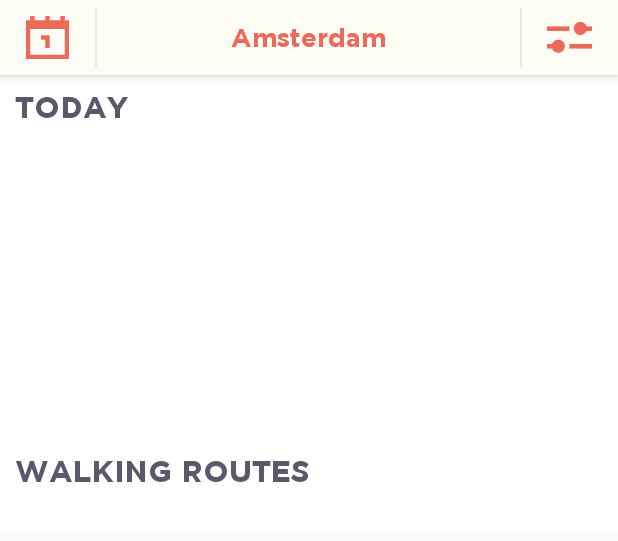
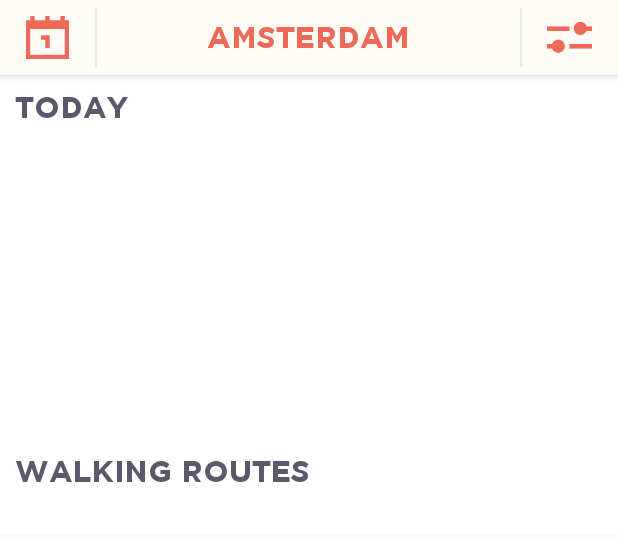
Before and after one commit to nevrborn/Wroute, an Android app: the MainActivity screen opened directly, with no data from a screen before it, on a phone screen of 412 x 824 dp, the part 90-631 px from its top. Run offline under Robolectric (Android 15) with nearby library versions, the phone set to English and light mode, and no system bars; our stand-ins replace Firebase (no records; nobody signed in at launch, a user with empty details on screens opened directly), RxJava, data binding; libraries missing offline, so code that uses them is left out: de.aaronoe.rxfirestore; 8 statements that could not run were skipped.

Commit message:
Fixed Toolbar

```diff
--- a/app/src/main/java/com/donkeymonkey/wroute/views/activities/BaseActivity.kt
+++ b/app/src/main/java/com/donkeymonkey/wroute/views/activities/BaseActivity.kt
@@ -1,6 +1,12 @@
 package com.donkeymonkey.wroute.views.activities
 
 import android.support.v7.app.AppCompatActivity
+import android.support.v7.widget.Toolbar
+import android.util.Log
+import android.view.View
+import android.widget.ImageView
+import android.widget.TextView
+import com.donkeymonkey.wroute.R
 import com.donkeymonkey.wroute.helpers.*
 
 abstract class BaseActivity : AppCompatActivity() {
@@ -10,4 +16,64 @@ abstract class BaseActivity : AppCompatActivity() {
     val firebaseAuthHelper = FireBaseAuthHelper(this)
     val firebaseDBHelper = FireBaseDBHelper(this)
     val prefsHelper = PrefsHelper(this)
+
+
+    fun configureToolBar(view: View) {
+        var toolbar = view.findViewById<Toolbar>(R.id.toolbar)
+
+        if (toolbar != null) {
+            setSupportActionBar(toolbar);
+            supportActionBar!!.setDisplayHomeAsUpEnabled(true);
+
+            val actionbarLayout = layoutInflater.inflate(R.layout.toolbar_main, null)
+            supportActionBar!!.setCustomView(actionbarLayout)
+
+            supportActionBar!!.setDisplayHomeAsUpEnabled(false)
+            supportActionBar!!.setDisplayShowTitleEnabled(false)
+            supportActionBar!!.setDisplayShowCustomEnabled(true)
+
+            val actionBarMenu = findViewById<ImageView>(R.id.toolbar_menu)
+            val actionBarAdd = findViewById<ImageView>(R.id.toolbar_add)
+            val actionBarAgenda = findViewById<ImageView>(R.id.toolbar_agenda)
+            val actionBarCity = findViewById<TextView>(R.id.toolbar_city)
+            val actionBarFilter = findViewById<ImageView>(R.id.toolbar_filter)
+
+            actionBarMenu.setOnClickListener {
+                showMenuAction()
+            }
+            actionBarAdd.setOnClickListener {
+                addRouteAction()
+            }
+            actionBarAgenda.setOnClickListener {
+                showAgendaAction()
+            }
+            actionBarCity.setOnClickListener {
+                changeCityAction()
+            }
+            actionBarFilter.setOnClickListener {
+                showFilterAction()
+            }
+        }
+    }
+
+    fun showMenuAction() {
+        Log.d("Toolbar:", "Show Menu")
+    }
+
+    fun addRouteAction() {
+        Log.d("Toolbar:", "Add Route")
+    }
+
+    fun showAgendaAction() {
+        Log.d("Toolbar:", "Show Agenda")
+    }
+
+    fun changeCityAction() {
+        Log.d("Toolbar:", "Change City")
+    }
+
+    fun showFilterAction() {
+        Log.d("Toolbar:", "Show Filter")
+    }
+
 }
--- a/app/src/main/java/com/donkeymonkey/wroute/views/activities/MainActivity.kt
+++ b/app/src/main/java/com/donkeymonkey/wroute/views/activities/MainActivity.kt
@@ -3,7 +3,6 @@ package com.donkeymonkey.wroute.views.activities
 import android.arch.lifecycle.ViewModelProviders
 import android.databinding.DataBindingUtil
 import android.os.Bundle
-import android.support.v7.widget.LinearLayoutManager
 import com.donkeymonkey.wroute.R
 import com.donkeymonkey.wroute.databinding.ActivityMainBinding
 import com.donkeymonkey.wroute.models.City
@@ -12,12 +11,8 @@ import com.donkeymonkey.wroute.models.Wroute
 import com.donkeymonkey.wroute.viewmodels.MainViewModel
 import com.donkeymonkey.wroute.views.adapters.GenericRecyclerViewAdapter
 import io.reactivex.Observable
-import android.support.v7.widget.RecyclerView
-
-
 
 class MainActivity : BaseActivity() {
-
     lateinit var viewModel: MainViewModel
     lateinit var binding: ActivityMainBinding
 
@@ -32,7 +27,7 @@ class MainActivity : BaseActivity() {
         binding.activity = this
         binding.viewModel = viewModel
 
-        setSupportActionBar(findViewById(R.id.toolbar))
+        configureToolBar(binding.root)
 
         firebaseDBHelper.updateRefs(prefsHelper.currentCityId)
 
@@ -93,5 +88,4 @@ class MainActivity : BaseActivity() {
             }
         }
     }
-
 }
--- a/app/src/main/res/layout/toolbar_main.xml
+++ b/app/src/main/res/layout/toolbar_main.xml
@@ -1,16 +1,17 @@
 <?xml version="1.0" encoding="utf-8"?>
+<layout xmlns:android="http://schemas.android.com/apk/res/android"
+        xmlns:app="http://schemas.android.com/apk/res-auto"
+        xmlns:tools="http://schemas.android.com/tools"
+        tools:context=".views.activities.BaseActivity"
+        android:fitsSystemWindows="true">
+
     <android.support.v7.widget.Toolbar
-    xmlns:android="http://schemas.android.com/apk/res/android"
-    xmlns:app="http://schemas.android.com/apk/res-auto"
         android:id="@+id/toolbar"
         android:layout_width="match_parent"
         android:layout_height="110dp"
         android:background="@color/appRed"
         android:elevation="4dp"
-    app:contentInsetStart="0dp"
-    android:theme="@style/ThemeOverlay.AppCompat.Dark.ActionBar"
-    app:popupTheme="@style/ThemeOverlay.AppCompat.Light">
-
+        app:contentInsetStart="0dp">
 
         <LinearLayout
             android:layout_width="match_parent"
@@ -29,10 +30,12 @@
                     android:id="@+id/toolbar_menu"
                     android:layout_width="0dp"
                     android:layout_height="match_parent"
-                android:src="@drawable/ic_menu"
                     android:layout_weight="0.15"
                     android:layout_gravity="start|center"
-                android:padding="12dp"/>
+                    android:padding="12dp"
+                    android:src="@drawable/ic_menu"
+                    android:background="@color/appRed"
+                    />
 
                 <TextView
                     android:id="@+id/toolbar_logo"
@@ -40,7 +43,7 @@
                     android:layout_height="match_parent"
                     android:layout_weight="0.8"
                     android:text="@string/app_name"
-                android:layout_marginLeft="15dp"
+                    android:layout_marginStart="15dp"
                     android:textSize="25sp"
                     android:textColor="@android:color/white"
                     android:fontFamily="@font/gotham_light"
@@ -53,8 +56,9 @@
                     android:layout_width="0dp"
                     android:layout_height="match_parent"
                     android:layout_weight="0.15"
+                    android:padding="12dp"
                     android:src="@drawable/ic_add"
-                android:padding="12dp"/>
+                    android:background="@color/appRed"/>
 
             </LinearLayout>
 
@@ -73,7 +77,8 @@
                     android:src="@drawable/ic_agenda"
                     android:layout_weight="0.15"
                     android:layout_gravity="start"
-                android:padding="5dp"/>
+                    android:padding="5dp"
+                    />
 
                 <ImageView
                     android:layout_width="1dp"
@@ -81,7 +86,7 @@
                     android:layout_gravity="start"
                     android:background="@color/appGreenLight"
                     android:padding="9dp"
-                android:layout_marginLeft="5dp"/>
+                    android:layout_marginStart="5dp"/>
 
                 <TextView
                     android:id="@+id/toolbar_city"
@@ -89,11 +94,11 @@
                     android:layout_height="match_parent"
                     android:layout_weight="0.8"
                     android:fontFamily="@font/gotham_bold"
-                android:text="Amsterdam"
+                    android:text="AMSTERDAM"
                     android:textAlignment="center"
                     android:gravity="center"
                     android:textColor="@color/appRed"
-                android:textSize="17sp"
+                    android:textSize="20sp"
                     />
 
                 <ImageView
@@ -119,3 +124,6 @@
 
 
     </android.support.v7.widget.Toolbar>
+
+
+</layout>
```
Lines whose indentation alone changed are shown as unchanged.
